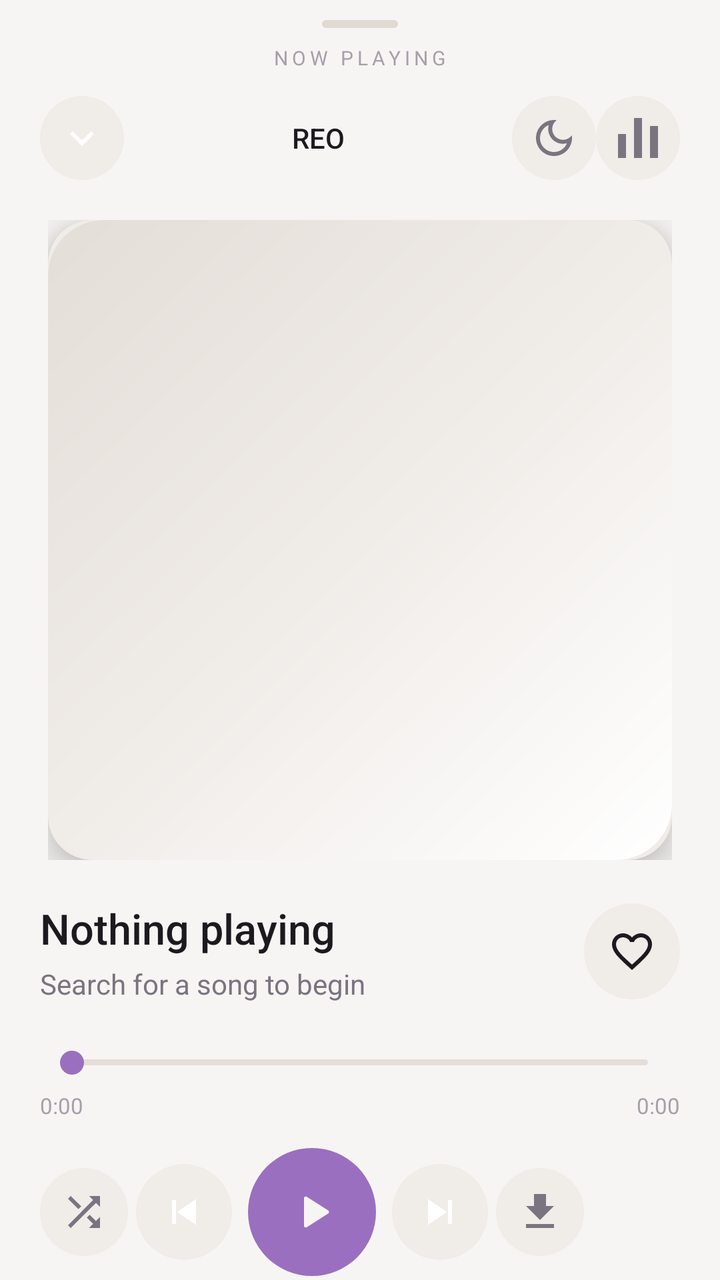
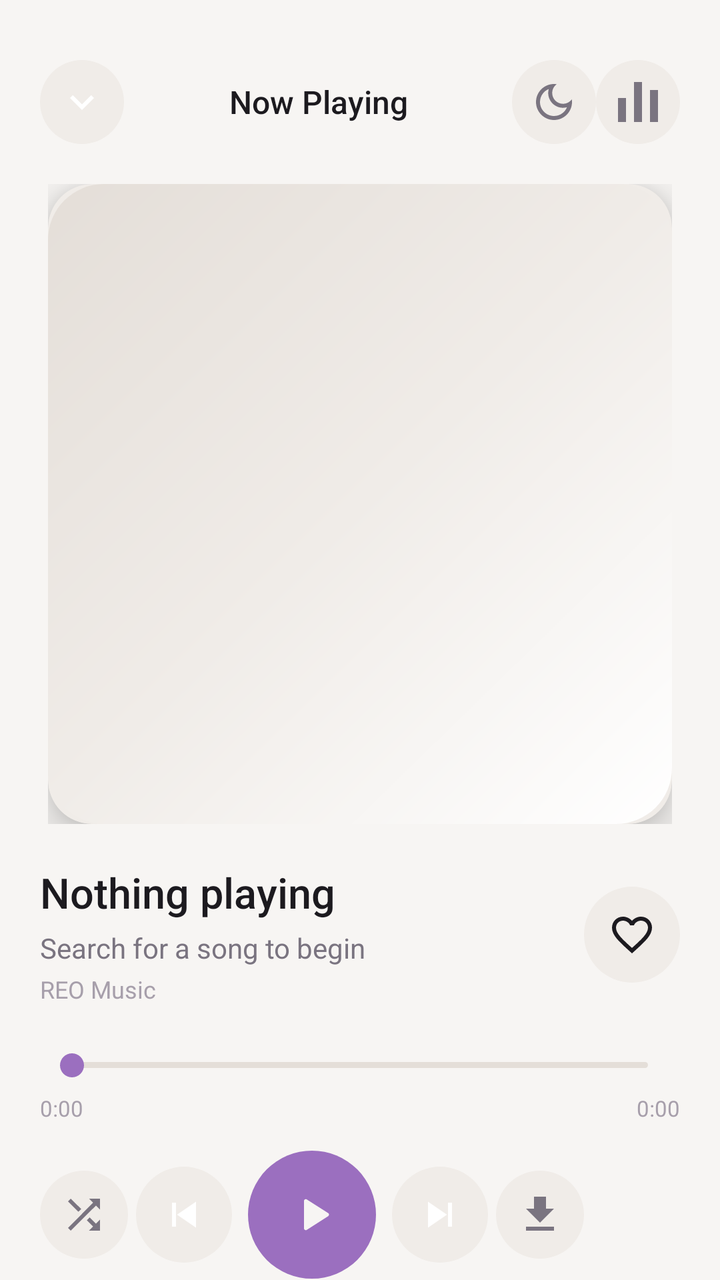

Before-and-after screenshots of an Android layout around one commit, followed by the original layout XML and the change that was made.
<!-- AndroidManifest.xml: application theme AppTheme -->
<!-- res/layout/screen_now_playing.xml -->
<?xml version="1.0" encoding="utf-8"?>
<ScrollView xmlns:android="http://schemas.android.com/apk/res/android"
    xmlns:app="http://schemas.android.com/apk/res-auto"
    android:layout_width="match_parent"
    android:layout_height="match_parent"
    android:background="@color/bg_black"
    android:fillViewport="true"
    android:clipToPadding="false"
    android:overScrollMode="always"
    android:scrollbars="none">

    <LinearLayout
        android:layout_width="match_parent"
        android:layout_height="wrap_content"
        android:orientation="vertical"
        android:paddingStart="20dp"
        android:paddingEnd="20dp"
        android:paddingBottom="34dp">

        <LinearLayout
            android:id="@+id/now_playing_drag_area"
            android:layout_width="match_parent"
            android:layout_height="48dp"
            android:orientation="vertical"
            android:gravity="center_horizontal">
            <View
                android:layout_width="38dp"
                android:layout_height="4dp"
                android:layout_marginTop="10dp"
                android:background="@drawable/bg_drag_handle" />
            <TextView
                android:layout_width="wrap_content"
                android:layout_height="wrap_content"
                android:layout_marginTop="8dp"
                android:text="NOW PLAYING"
                android:textColor="@color/text_faint"
                android:textSize="10sp"
                android:letterSpacing="0.2" />
        </LinearLayout>

        <LinearLayout
            android:layout_width="match_parent"
            android:layout_height="wrap_content"
            android:orientation="horizontal"
            android:gravity="center_vertical">
            <ImageButton
                android:id="@+id/now_playing_collapse"
                android:layout_width="42dp"
                android:layout_height="42dp"
                android:background="@drawable/ripple_circle_ghost"
                android:src="@drawable/ic_chevron_down"
                android:padding="8dp"
                android:contentDescription="Collapse" />
            <TextView
                android:layout_width="0dp"
                android:layout_height="wrap_content"
                android:layout_weight="1"
                android:gravity="center"
                android:text="REO"
                android:textColor="@color/text_primary"
                android:textSize="14sp"
                android:fontFamily="sans-serif-medium" />
            <ImageButton
                android:id="@+id/np_sleep_timer_btn"
                android:layout_width="42dp"
                android:layout_height="42dp"
                android:background="@drawable/ripple_circle_ghost"
                android:src="@drawable/ic_moon"
                android:tint="@color/text_muted"
                android:padding="9dp"
                android:contentDescription="Sleep timer" />
            <ImageButton
                android:id="@+id/np_equalizer_btn"
                android:layout_width="42dp"
                android:layout_height="42dp"
                android:background="@drawable/ripple_circle_ghost"
                android:src="@drawable/ic_equalizer"
                android:tint="@color/text_muted"
                android:padding="9dp"
                android:contentDescription="Equalizer" />
        </LinearLayout>

        <FrameLayout
            android:id="@+id/np_art_gesture_area"
            android:layout_width="match_parent"
            android:layout_height="320dp"
            android:layout_marginTop="20dp"
            android:layout_marginStart="4dp"
            android:layout_marginEnd="4dp"
            android:clickable="true"
            android:focusable="true">

            <androidx.cardview.widget.CardView
                android:id="@+id/np_album_art_card"
                android:layout_width="match_parent"
                android:layout_height="match_parent"
                app:cardCornerRadius="22dp"
                app:cardElevation="12dp"
                app:cardBackgroundColor="@color/surface_2"
                android:layout_gravity="center">
                <ImageView
                    android:id="@+id/np_album_art"
                    android:layout_width="match_parent"
                    android:layout_height="match_parent"
                    android:scaleType="centerCrop"
                    android:background="@drawable/bg_album_art_placeholder"
                    android:contentDescription="Album art" />
            </androidx.cardview.widget.CardView>
        </FrameLayout>

        <LinearLayout
            android:layout_width="match_parent"
            android:layout_height="wrap_content"
            android:layout_marginTop="20dp"
            android:orientation="horizontal"
            android:gravity="center_vertical">
            <LinearLayout
                android:layout_width="0dp"
                android:layout_height="wrap_content"
                android:layout_weight="1"
                android:orientation="vertical">
                <TextView
                    android:id="@+id/np_track_title"
                    android:layout_width="match_parent"
                    android:layout_height="wrap_content"
                    android:text="Nothing playing"
                    android:textColor="@color/text_primary"
                    android:textSize="21sp"
                    android:fontFamily="sans-serif-medium"
                    android:maxLines="2"
                    android:ellipsize="end" />
                <TextView
                    android:id="@+id/np_track_artist"
                    android:layout_width="match_parent"
                    android:layout_height="wrap_content"
                    android:layout_marginTop="4dp"
                    android:text="Search for a song to begin"
                    android:textColor="@color/text_muted"
                    android:textSize="14sp"
                    android:maxLines="1"
                    android:ellipsize="end" />
            </LinearLayout>
            <ImageButton
                android:id="@+id/np_heart_btn"
                android:layout_width="48dp"
                android:layout_height="48dp"
                android:background="@drawable/ripple_circle_ghost"
                android:src="@drawable/ic_heart_outline"
                android:tint="@color/text_primary"
                android:padding="12dp"
                android:contentDescription="Like" />
        </LinearLayout>

        <SeekBar
            android:id="@+id/np_progress_bar"
            android:layout_width="match_parent"
            android:layout_height="28dp"
            android:layout_marginTop="16dp"
            android:progressDrawable="@drawable/seekbar_progress_track"
            android:thumb="@drawable/thumb_seek"
            android:splitTrack="false"
            android:max="1000"
            android:progress="0" />

        <LinearLayout
            android:layout_width="match_parent"
            android:layout_height="wrap_content">
            <TextView
                android:id="@+id/np_time_elapsed"
                android:layout_width="0dp"
                android:layout_height="wrap_content"
                android:layout_weight="1"
                android:text="0:00"
                android:textColor="@color/text_faint"
                android:textSize="11sp" />
            <TextView
                android:id="@+id/np_time_total"
                android:layout_width="0dp"
                android:layout_height="wrap_content"
                android:layout_weight="1"
                android:gravity="end"
                android:text="0:00"
                android:textColor="@color/text_faint"
                android:textSize="11sp" />
        </LinearLayout>

        <LinearLayout
            android:layout_width="match_parent"
            android:layout_height="wrap_content"
            android:layout_marginTop="14dp"
            android:gravity="center_vertical"
            android:orientation="horizontal">
            <ImageButton
                android:id="@+id/np_shuffle_btn"
                android:layout_width="44dp"
                android:layout_height="44dp"
                android:background="@drawable/ripple_circle_ghost"
                android:src="@drawable/ic_shuffle"
                android:tint="@color/text_muted"
                android:padding="12dp"
                android:contentDescription="Shuffle" />
            <ImageButton
                android:id="@+id/np_btn_prev"
                android:layout_width="48dp"
                android:layout_height="48dp"
                android:layout_marginStart="4dp"
                android:background="@drawable/ripple_circle_ghost"
                android:src="@drawable/ic_prev"
                android:padding="15dp"
                android:contentDescription="Previous" />
            <ImageButton
                android:id="@+id/np_btn_play_pause"
                android:layout_width="64dp"
                android:layout_height="64dp"
                android:layout_marginStart="8dp"
                android:layout_marginEnd="8dp"
                android:background="@drawable/ripple_circle_accent"
                android:src="@drawable/ic_play"
                android:tint="@color/bg_black"
                android:padding="21dp"
                android:contentDescription="Play" />
            <ImageButton
                android:id="@+id/np_btn_next"
                android:layout_width="48dp"
                android:layout_height="48dp"
                android:background="@drawable/ripple_circle_ghost"
                android:src="@drawable/ic_next"
                android:padding="15dp"
                android:contentDescription="Next" />
            <ImageButton
                android:id="@+id/np_download_btn"
                android:layout_width="44dp"
                android:layout_height="44dp"
                android:layout_marginStart="4dp"
                android:background="@drawable/ripple_circle_ghost"
                android:src="@drawable/ic_download"
                android:tint="@color/text_muted"
                android:padding="12dp"
                android:contentDescription="Download" />
        </LinearLayout>

        <LinearLayout
            android:id="@+id/np_queue_header"
            android:layout_width="match_parent"
            android:layout_height="wrap_content"
            android:layout_marginTop="28dp"
            android:paddingTop="14dp"
            android:paddingBottom="10dp"
            android:orientation="horizontal"
            android:gravity="center_vertical"
            android:clickable="true"
            android:focusable="true">
            <ImageView
                android:layout_width="20dp"
                android:layout_height="20dp"
                android:src="@drawable/ic_queue"
                android:tint="@color/text_primary"
                android:contentDescription="@null" />
            <TextView
                android:layout_width="0dp"
                android:layout_height="wrap_content"
                android:layout_weight="1"
                android:layout_marginStart="9dp"
                android:text="Up next"
                android:textColor="@color/text_primary"
                android:textSize="17sp"
                android:fontFamily="sans-serif-medium" />
            <TextView
                android:layout_width="wrap_content"
                android:layout_height="wrap_content"
                android:text="View all"
                android:textColor="@color/accent"
                android:textSize="12sp" />
        </LinearLayout>

        <LinearLayout
            android:id="@+id/np_queue_container"
            android:layout_width="match_parent"
            android:layout_height="wrap_content"
            android:orientation="vertical" />

        <TextView
            android:id="@+id/np_queue_empty"
            android:layout_width="match_parent"
            android:layout_height="wrap_content"
            android:paddingTop="10dp"
            android:paddingBottom="12dp"
            android:text="Your queue is ready. Keep listening to build it up."
            android:textColor="@color/text_faint"
            android:textSize="12sp"
            android:visibility="gone" />

        <LinearLayout
            android:layout_width="match_parent"
            android:layout_height="wrap_content"
            android:layout_marginTop="12dp"
            android:orientation="horizontal">
            <ImageButton
                android:id="@+id/np_lyrics_btn"
                android:layout_width="48dp"
                android:layout_height="48dp"
                android:background="@drawable/ripple_circle_ghost"
                android:src="@drawable/ic_lyrics"
                android:tint="@color/text_muted"
                android:padding="12dp"
                android:contentDescription="Lyrics" />
            <TextView
                android:layout_width="0dp"
                android:layout_height="wrap_content"
                android:layout_weight="1"
                android:layout_gravity="center_vertical"
                android:layout_marginStart="10dp"
                android:text="Lyrics, downloads and audio controls"
                android:textColor="@color/text_faint"
                android:textSize="12sp" />
        </LinearLayout>

    </LinearLayout>
</ScrollView>
<!-- resources referenced by this layout -->
<resources>
  <color name="accent">#9B6FBF</color>
  <color name="bg_black">#F7F5F3</color>
  <color name="surface_2">#F0ECE8</color>
  <color name="text_faint">#A79FAB</color>
  <color name="text_muted">#7A7480</color>
  <color name="text_primary">#1C1A1F</color>
  <!-- drawable bg_drag_handle (drawable) -->
  <shape xmlns:android="http://schemas.android.com/apk/res/android" android:shape="rectangle">
      <corners android:radius="3dp"/>
      <solid android:color="@color/divider"/>
  </shape>
  <!-- drawable ic_chevron_down (drawable) -->
  <vector xmlns:android="http://schemas.android.com/apk/res/android"
      android:width="24dp" android:height="24dp"
      android:viewportWidth="24" android:viewportHeight="24">
      <path android:fillColor="#FFFFFF" android:pathData="M7.41,8.59L12,13.17l4.59,-4.58L18,10l-6,6 -6,-6z"/>
  </vector>
  <!-- drawable ic_download (drawable) -->
  <vector xmlns:android="http://schemas.android.com/apk/res/android"
      android:width="24dp" android:height="24dp"
      android:viewportWidth="24" android:viewportHeight="24">
      <path android:fillColor="#FFFFFF" android:pathData="M19,9h-4V3H9v6H5l7,7 7,-7zM5,18v2h14v-2z"/>
  </vector>
  <!-- drawable ic_lyrics (drawable) -->
  <?xml version="1.0" encoding="utf-8"?>
  <vector xmlns:android="http://schemas.android.com/apk/res/android" android:width="24dp" android:height="24dp" android:viewportWidth="24" android:viewportHeight="24">
      <path android:fillColor="#FFFFFFFF" android:pathData="M4,4h16v2H4zM4,8h12v2H4zM4,12h16v2H4zM4,16h10v2H4z"/>
  </vector>
  <!-- drawable ic_next (drawable) -->
  <vector xmlns:android="http://schemas.android.com/apk/res/android"
      android:width="24dp" android:height="24dp"
      android:viewportWidth="24" android:viewportHeight="24">
      <path android:fillColor="#FFFFFF" android:pathData="M16,6h2v12h-2z"/>
      <path android:fillColor="#FFFFFF" android:pathData="M6,5.5L15.5,12 6,18.5z"/>
  </vector>
  <!-- drawable ic_prev (drawable) -->
  <vector xmlns:android="http://schemas.android.com/apk/res/android"
      android:width="24dp" android:height="24dp"
      android:viewportWidth="24" android:viewportHeight="24">
      <path android:fillColor="#FFFFFF" android:pathData="M6,6h2v12h-2z"/>
      <path android:fillColor="#FFFFFF" android:pathData="M18,18.5L8.5,12 18,5.5z"/>
  </vector>
  <!-- drawable ripple_circle_accent (drawable) -->
  <ripple xmlns:android="http://schemas.android.com/apk/res/android"
      android:color="#33000000">
      <item android:id="@android:id/mask">
          <shape android:shape="oval">
              <solid android:color="@android:color/white"/>
          </shape>
      </item>
      <item android:drawable="@drawable/bg_circle_accent"/>
  </ripple>
  <!-- drawable ripple_circle_ghost (drawable) -->
  <ripple xmlns:android="http://schemas.android.com/apk/res/android"
      android:color="#26FFFFFF">
      <item android:id="@android:id/mask">
          <shape android:shape="oval">
              <solid android:color="@android:color/white"/>
          </shape>
      </item>
      <item android:drawable="@drawable/bg_circle_ghost"/>
  </ripple>
  <!-- drawable thumb_seek (drawable) -->
  <shape xmlns:android="http://schemas.android.com/apk/res/android" android:shape="oval">
      <size android:width="12dp" android:height="12dp"/>
      <solid android:color="@color/accent"/>
  </shape>
  <color name="surface_3">#E4DED8</color>
  <color name="surface_1">#FFFFFF</color>
  <color name="divider">#E1DAD3</color>
  <!-- drawable bg_circle_accent (drawable) -->
  <shape xmlns:android="http://schemas.android.com/apk/res/android" android:shape="oval">
      <solid android:color="@color/accent"/>
  </shape>
  <!-- drawable bg_circle_ghost (drawable) -->
  <shape xmlns:android="http://schemas.android.com/apk/res/android" android:shape="oval">
      <solid android:color="@color/surface_2"/>
  </shape>
  <!-- unchanged entries left out for length: 9 -->
</resources>

<!-- the commit's change to res/layout/screen_now_playing.xml (unified diff, before → after) -->
@@ -20,23 +20,9 @@
         <LinearLayout
             android:id="@+id/now_playing_drag_area"
             android:layout_width="match_parent"
-            android:layout_height="48dp"
+            android:layout_height="30dp"
             android:orientation="vertical"
-            android:gravity="center_horizontal">
-            <View
-                android:layout_width="38dp"
-                android:layout_height="4dp"
-                android:layout_marginTop="10dp"
-                android:background="@drawable/bg_drag_handle" />
-            <TextView
-                android:layout_width="wrap_content"
-                android:layout_height="wrap_content"
-                android:layout_marginTop="8dp"
-                android:text="NOW PLAYING"
-                android:textColor="@color/text_faint"
-                android:textSize="10sp"
-                android:letterSpacing="0.2" />
-        </LinearLayout>
+            android:gravity="center" />
 
         <LinearLayout
             android:layout_width="match_parent"
@@ -56,9 +42,9 @@
                 android:layout_height="wrap_content"
                 android:layout_weight="1"
                 android:gravity="center"
-                android:text="REO"
+                android:text="Now Playing"
                 android:textColor="@color/text_primary"
-                android:textSize="14sp"
+                android:textSize="16sp"
                 android:fontFamily="sans-serif-medium" />
             <ImageButton
                 android:id="@+id/np_sleep_timer_btn"
@@ -139,6 +125,16 @@
                     android:textSize="14sp"
                     android:maxLines="1"
                     android:ellipsize="end" />
+                <TextView
+                    android:id="@+id/np_album_context"
+                    android:layout_width="match_parent"
+                    android:layout_height="wrap_content"
+                    android:layout_marginTop="3dp"
+                    android:text="REO Music"
+                    android:textColor="@color/text_faint"
+                    android:textSize="12sp"
+                    android:maxLines="1"
+                    android:ellipsize="end" />
             </LinearLayout>
             <ImageButton
                 android:id="@+id/np_heart_btn"
@@ -237,6 +233,37 @@
                 android:tint="@color/text_muted"
                 android:padding="12dp"
                 android:contentDescription="Download" />
+        </LinearLayout>
+
+        <LinearLayout
+            android:layout_width="match_parent"
+            android:layout_height="wrap_content"
+            android:layout_marginTop="6dp"
+            android:gravity="center_horizontal"
+            android:orientation="horizontal">
+
+            <ImageButton
+                android:id="@+id/np_repeat_btn"
+                android:layout_width="36dp"
+                android:layout_height="36dp"
+                android:background="@drawable/ripple_circle_ghost"
+                android:src="@drawable/ic_repeat"
+                android:tint="@color/text_muted"
+                android:padding="9dp"
+                android:contentDescription="Repeat" />
+
+            <TextView
+                android:id="@+id/np_speed_btn"
+                android:layout_width="36dp"
+                android:layout_height="36dp"
+                android:layout_marginStart="6dp"
+                android:background="@drawable/ripple_circle_ghost"
+                android:gravity="center"
+                android:text="1x"
+                android:textColor="@color/text_muted"
+                android:textSize="12sp"
+                android:fontFamily="sans-serif-medium"
+                android:contentDescription="Playback speed" />
         </LinearLayout>
 
         <LinearLayout
@@ -266,6 +293,14 @@
                 android:textSize="17sp"
                 android:fontFamily="sans-serif-medium" />
             <TextView
+                android:id="@+id/np_queue_count"
+                android:layout_width="wrap_content"
+                android:layout_height="wrap_content"
+                android:layout_marginEnd="12dp"
+                android:text="15"
+                android:textColor="@color/text_faint"
+                android:textSize="12sp" />
+            <TextView
                 android:layout_width="wrap_content"
                 android:layout_height="wrap_content"
                 android:text="View all"
@@ -310,7 +345,7 @@
                 android:layout_weight="1"
                 android:layout_gravity="center_vertical"
                 android:layout_marginStart="10dp"
-                android:text="Lyrics, downloads and audio controls"
+                android:text="Lyrics  ·  Downloads  ·  Audio controls"
                 android:textColor="@color/text_faint"
                 android:textSize="12sp" />
         </LinearLayout>
<!-- resource entries referenced after the edit -->
@@ -6,11 +6,6 @@
   <color name="text_faint">#A79FAB</color>
   <color name="text_muted">#7A7480</color>
   <color name="text_primary">#1C1A1F</color>
-  <!-- drawable bg_drag_handle (drawable) -->
-  <shape xmlns:android="http://schemas.android.com/apk/res/android" android:shape="rectangle">
-      <corners android:radius="3dp"/>
-      <solid android:color="@color/divider"/>
-  </shape>
   <!-- drawable ic_chevron_down (drawable) -->
   <vector xmlns:android="http://schemas.android.com/apk/res/android"
       android:width="24dp" android:height="24dp"
@@ -42,6 +37,12 @@
       <path android:fillColor="#FFFFFF" android:pathData="M6,6h2v12h-2z"/>
       <path android:fillColor="#FFFFFF" android:pathData="M18,18.5L8.5,12 18,5.5z"/>
   </vector>
+  <!-- drawable ic_repeat (drawable) -->
+  <vector xmlns:android="http://schemas.android.com/apk/res/android"
+      android:width="24dp" android:height="24dp"
+      android:viewportWidth="24" android:viewportHeight="24">
+      <path android:fillColor="#FFFFFF" android:pathData="M7,7h10v3l4,-4 -4,-4v3H5v6h2zM17,17H7v-3l-4,4 4,4v-3h12v-6h-2z"/>
+  </vector>
   <!-- drawable ripple_circle_accent (drawable) -->
   <ripple xmlns:android="http://schemas.android.com/apk/res/android"
       android:color="#33000000">
@@ -69,7 +70,6 @@
   </shape>
   <color name="surface_3">#E4DED8</color>
   <color name="surface_1">#FFFFFF</color>
-  <color name="divider">#E1DAD3</color>
   <!-- drawable bg_circle_accent (drawable) -->
   <shape xmlns:android="http://schemas.android.com/apk/res/android" android:shape="oval">
       <solid android:color="@color/accent"/>
